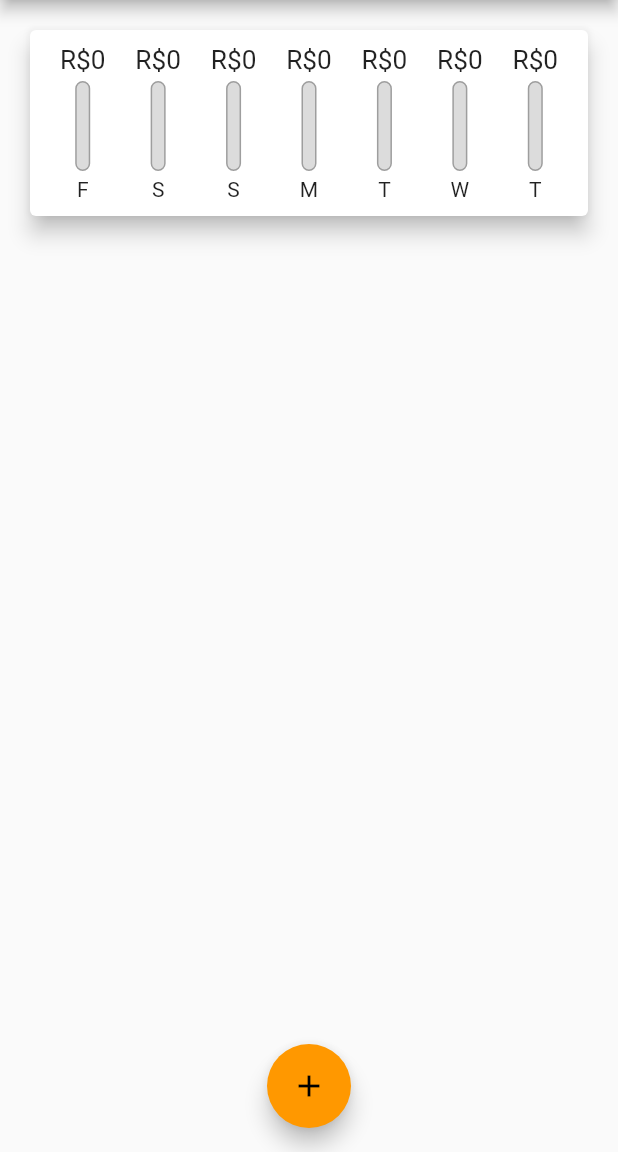
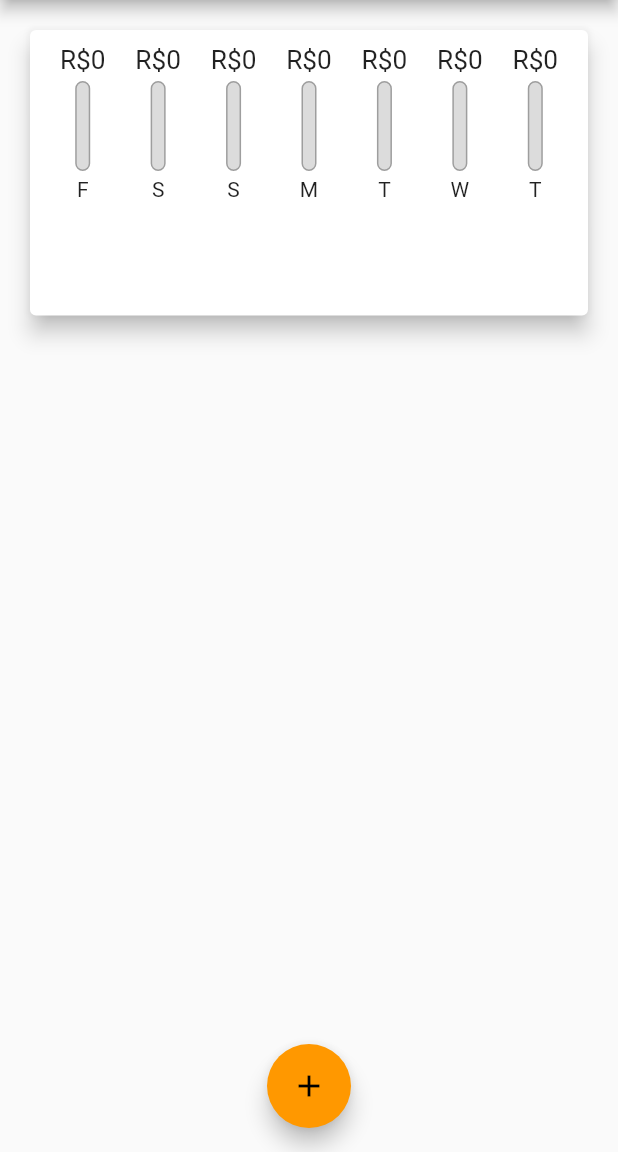
Before and after one commit to mariugo/guaiaca, a Flutter app: the screen it shows after launch, on a phone screen of 412 x 824 dp, the part 84-1236 px from its top. Run offline on Flutter 3.47's test engine with Material 2 defaults, Android fonts, the phone set to English and light mode, and no system bars.

Commit message:
Melhoria na responsividade

```diff
--- a/lib/screens/home.dart
+++ b/lib/screens/home.dart
@@ -22,34 +22,52 @@ class _MyHomePageState extends State<MyHomePage> {
     }).toList();
   }
 
-  void _adicionarNovaTransacao(String titulo, double valor) {
+  void _adicionarNovaTransacao(
+      String titulo, double valor, DateTime dataEscolhida) {
     final novaTransacao = Transacao(
-        id: DateTime.now().toString(),
-        titulo: titulo,
-        valor: valor,
-        data: DateTime.now());
+      id: DateTime.now().toString(),
+      titulo: titulo,
+      valor: valor,
+      data: dataEscolhida,
+    );
 
     setState(() {
       _usuarioTransacoes.add(novaTransacao);
     });
   }
 
+  void _deletarTransacao(String id) {
+    setState(() {
+      _usuarioTransacoes.removeWhere((value) => value.id == id);
+    });
+  }
+
   @override
   Widget build(BuildContext context) {
+    final myAppBar = AppBar(
+      title: Text('Guaiaca'),
+    );
     return SafeArea(
       child: Scaffold(
-        appBar: AppBar(
-          title: Text('Guaiaca'),
-        ),
+        appBar: myAppBar,
         body: SingleChildScrollView(
           child: Column(
             crossAxisAlignment: CrossAxisAlignment.stretch,
             children: <Widget>[
               Container(
-                width: double.infinity,
+                height: (MediaQuery.of(context).size.height -
+                        myAppBar.preferredSize.height -
+                        MediaQuery.of(context).padding.top) *
+                    0.3,
                 child: Grafico(_usuarioTransacoesRecentes),
               ),
-              ListaTransacao(_usuarioTransacoes),
+              Container(
+                height: (MediaQuery.of(context).size.height -
+                        myAppBar.preferredSize.height -
+                        MediaQuery.of(context).padding.top) *
+                    0.7,
+                child: ListaTransacao(_usuarioTransacoes, _deletarTransacao),
+              ),
             ],
           ),
         ),
--- a/lib/widgets/lista_transacao_widget.dart
+++ b/lib/widgets/lista_transacao_widget.dart
@@ -4,14 +4,13 @@ import '../model/transacao.dart';
 
 class ListaTransacao extends StatelessWidget {
   final List<Transacao> transacoes;
+  final Function deletarTransacao;
 
-  ListaTransacao(this.transacoes);
+  ListaTransacao(this.transacoes, this.deletarTransacao);
 
   @override
   Widget build(BuildContext context) {
-    return Container(
-      height: 300,
-      child: ListView.builder(
+    return ListView.builder(
       itemBuilder: (ctx, index) {
         return Card(
           margin: EdgeInsets.symmetric(
@@ -35,11 +34,16 @@ class ListaTransacao extends StatelessWidget {
             subtitle: Text(
               DateFormat.yMMMd().format(transacoes[index].data),
             ),
+            trailing: IconButton(
+                icon: Icon(
+                  Icons.delete,
+                  color: Colors.red,
+                ),
+                onPressed: () => deletarTransacao(transacoes[index].id)),
           ),
         );
       },
       itemCount: transacoes.length,
-      ),
     );
   }
 }
--- a/lib/widgets/nova_transacao_widget.dart
+++ b/lib/widgets/nova_transacao_widget.dart
@@ -90,12 +90,15 @@ class _NovaTransacaoState extends State<NovaTransacao> {
     final tituloDigitado = _tituloController.text;
     final valorDigitado = double.parse(_valorController.text);
 
-    if (tituloDigitado.isEmpty || valorDigitado <= 0) {
+    if (tituloDigitado.isEmpty ||
+        valorDigitado <= 0 ||
+        _dataTransacao == null) {
       return;
     }
     widget.adicionarTransacao(
       tituloDigitado,
       valorDigitado,
+      _dataTransacao,
     );
     Navigator.of(context).pop();
   }
```
Lines whose indentation alone changed are shown as unchanged.
